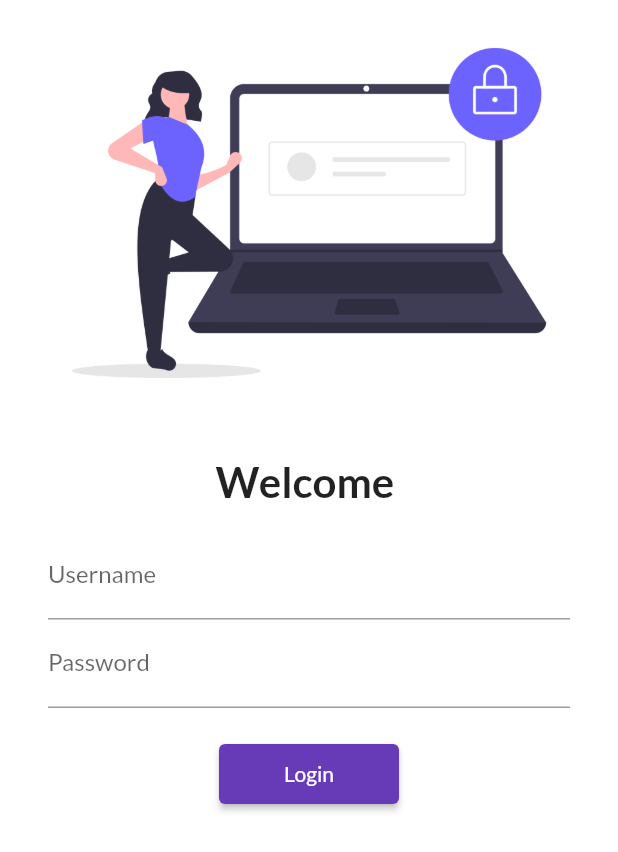
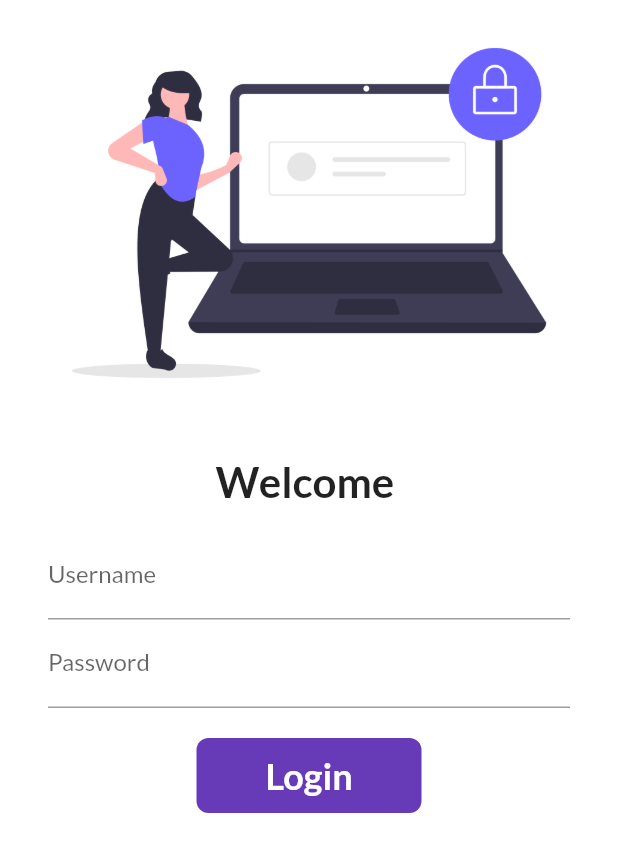
Before and after one commit to sarthakroy988/learnFlutter, a Flutter app: the screen it shows after launch, on a phone screen of 412 x 824 dp. Shown: the top 852 px of the screen. Run offline on Flutter 3.47's test engine with Material 2 defaults, Android fonts, the phone set to English and light mode, and no system bars; our stand-ins replace google_fonts.

Commit message:
Day 6: Login Button using Animated Container and redirect

```diff
--- a/lib/pages/login_page.dart
+++ b/lib/pages/login_page.dart
@@ -10,6 +10,7 @@ class LoginPage extends StatefulWidget {
 
 class _LoginPageState extends State<LoginPage> {
   var name = '';
+  var changeButton = false;
 
   @override
   Widget build(BuildContext context) {
@@ -57,17 +58,53 @@ class _LoginPageState extends State<LoginPage> {
                   const SizedBox(
                     height: 20.0,
                   ),
-                  ElevatedButton(
-                    child: const Text("Login"),
-                    style: TextButton.styleFrom(
-                      minimumSize: const Size(120, 40),
-                    ),
-                    onPressed: () {
-                      // ignore: avoid_print
-                      // print("Login clicked");
+
+                  InkWell(
+                    onTap: () async {
+                      setState(() {
+                        changeButton = true;
+                      });
+
+                      await Future.delayed(const Duration(milliseconds: 600));
                       Navigator.pushNamed(context, MyRoutes.homeRoute);
                     },
-                  )
+                    child: AnimatedContainer(
+                      duration: const Duration(
+                        milliseconds: 300,
+                      ),
+                      height: 50,
+                      width: changeButton ? 50 : 150,
+                      alignment: Alignment.center,
+                      decoration: BoxDecoration(
+                        color: Colors.deepPurple,
+                        //shape: changeButton ? BoxShape.circle : BoxShape.rectangle,
+                        borderRadius: changeButton
+                            ? BorderRadius.circular(50)
+                            : BorderRadius.circular(8),
+                      ),
+                      child: changeButton
+                          ? const Icon(Icons.done, color: Colors.white)
+                          : const Text(
+                              "Login",
+                              style: TextStyle(
+                                color: Colors.white,
+                                fontWeight: FontWeight.bold,
+                                fontSize: 24,
+                              ),
+                            ),
+                    ),
+                  ),
+                  // ElevatedButton(
+                  //   child: const Text("Login"),
+                  //   style: TextButton.styleFrom(
+                  //     minimumSize: const Size(120, 40),
+                  //   ),
+                  //   onPressed: () {
+                  //     // ignore: avoid_print
+                  //     // print("Login clicked");
+                  //     Navigator.pushNamed(context, MyRoutes.homeRoute);
+                  //   },
+                  // )
                 ],
               ),
             ),
--- a/lib/utils/routes.dart
+++ b/lib/utils/routes.dart
@@ -1,5 +1,3 @@
-import 'package:flutter/cupertino.dart';
-
 class MyRoutes {
   static String homeRoute = "/home";
   static String loginRoute = "/login";
```
